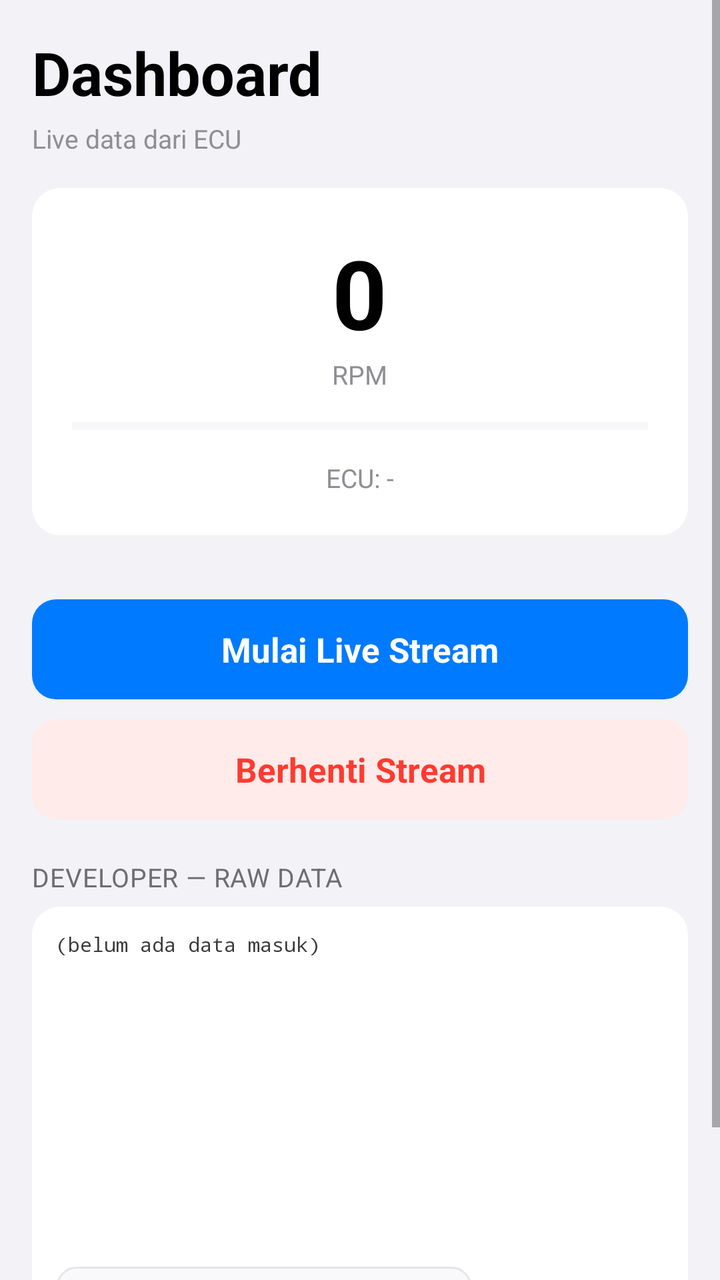
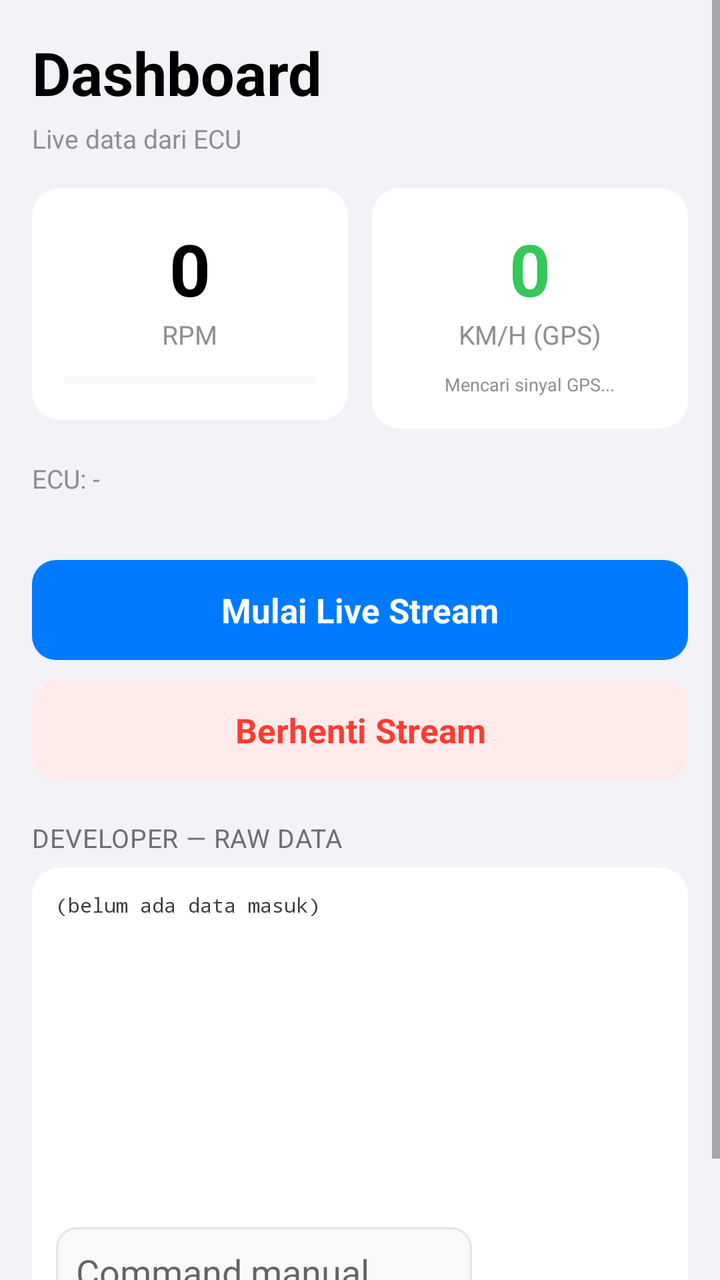

Before-and-after screenshots of an Android layout around one commit, followed by the original layout XML and the change that was made.
<!-- AndroidManifest.xml: application theme Theme.SimpleJukenTuner -->
<!-- res/layout/fragment_dashboard.xml -->
<?xml version="1.0" encoding="utf-8"?>
<ScrollView xmlns:android="http://schemas.android.com/apk/res/android"
    android:layout_width="match_parent"
    android:layout_height="match_parent"
    android:background="@color/ios_background">

<LinearLayout
    android:orientation="vertical"
    android:layout_width="match_parent"
    android:layout_height="wrap_content"
    android:padding="16dp">

    <TextView style="@style/IosLargeTitle" android:text="Dashboard" android:paddingBottom="4dp" />
    <TextView style="@style/IosCaption" android:text="Live data dari ECU" android:paddingBottom="16dp" />

    
    <LinearLayout
        android:layout_width="match_parent"
        android:layout_height="wrap_content"
        android:orientation="vertical"
        android:gravity="center"
        android:background="@drawable/bg_ios_card"
        android:padding="20dp"
        android:layout_marginBottom="16dp">

        <TextView
            android:id="@+id/rpmValue"
            android:layout_width="wrap_content"
            android:layout_height="wrap_content"
            android:text="0"
            android:textSize="48sp"
            android:textStyle="bold"
            android:textColor="@color/ios_label" />
        <TextView style="@style/IosCaption" android:text="RPM" android:paddingBottom="12dp" />

        <ProgressBar
            android:id="@+id/rpmGauge"
            style="?android:attr/progressBarStyleHorizontal"
            android:layout_width="match_parent"
            android:layout_height="10dp"
            android:max="12000"
            android:progress="0"
            android:progressTint="@color/ios_blue"
            android:progressBackgroundTint="@color/ios_separator" />

        <TextView
            android:id="@+id/identityText"
            style="@style/IosCaption"
            android:layout_marginTop="12dp"
            android:text="ECU: -" />
    </LinearLayout>

    
    <LinearLayout
        android:id="@+id/statGrid"
        android:layout_width="match_parent"
        android:layout_height="wrap_content"
        android:orientation="vertical"
        android:layout_marginBottom="16dp" />

    <Button
        android:id="@+id/startLiveButton"
        style="@style/IosButtonPrimary"
        android:text="Mulai Live Stream"
        android:layout_marginBottom="10dp" />

    <Button
        android:id="@+id/pollLiveButton"
        style="@style/IosButtonDestructive"
        android:text="Berhenti Stream"
        android:layout_marginBottom="20dp" />

    <TextView style="@style/IosSectionHeader" android:text="Developer — Raw Data" android:paddingBottom="6dp" />

    <LinearLayout
        android:layout_width="match_parent"
        android:layout_height="wrap_content"
        android:orientation="vertical"
        android:background="@drawable/bg_ios_card"
        android:padding="12dp">

        <ScrollView android:id="@+id/rawLogScroll" android:layout_width="match_parent" android:layout_height="160dp">
            <TextView
                android:id="@+id/rawLogText"
                android:layout_width="match_parent"
                android:layout_height="wrap_content"
                android:fontFamily="monospace"
                android:textSize="10sp"
                android:textColor="#3A3A3C"
                android:text="(belum ada data masuk)" />
        </ScrollView>

        <LinearLayout
            android:layout_width="match_parent"
            android:layout_height="wrap_content"
            android:orientation="horizontal"
            android:layout_marginTop="8dp">

            <EditText
                android:id="@+id/rawCommandInput"
                android:layout_width="0dp"
                android:layout_height="wrap_content"
                android:layout_weight="1"
                android:background="@drawable/bg_ios_inset"
                android:padding="10dp"
                android:hint="Command manual, mis. 160A" />

            <Button
                android:id="@+id/sendRawButton"
                android:layout_width="wrap_content"
                android:layout_height="wrap_content"
                android:layout_marginStart="8dp"
                android:text="Kirim"
                android:textColor="@color/ios_blue"
                android:background="@android:color/transparent" />
        </LinearLayout>
    </LinearLayout>

</LinearLayout>
</ScrollView>
<!-- resources referenced by this layout -->
<resources>
  <color name="ios_background">#F2F2F7</color>
  <color name="ios_blue">#007AFF</color>
  <color name="ios_label">#000000</color>
  <color name="ios_separator">#E5E5EA</color>
  <!-- drawable bg_ios_card (drawable) -->
  <?xml version="1.0" encoding="utf-8"?>
  <shape xmlns:android="http://schemas.android.com/apk/res/android" android:shape="rectangle">
      <solid android:color="@color/ios_card" />
      <corners android:radius="14dp" />
  </shape>
  <!-- drawable bg_ios_inset (drawable) -->
  <?xml version="1.0" encoding="utf-8"?>
  <shape xmlns:android="http://schemas.android.com/apk/res/android" android:shape="rectangle">
      <solid android:color="#F9F9FB" />
      <corners android:radius="10dp" />
      <stroke android:width="1dp" android:color="@color/ios_separator" />
  </shape>
  <style name="IosButtonPrimary">
          <item name="android:layout_width">match_parent</item>
          <item name="android:layout_height">50dp</item>
          <item name="android:background">@drawable/bg_ios_button_primary</item>
          <item name="android:textColor">#FFFFFF</item>
          <item name="android:textSize">17sp</item>
          <item name="android:textStyle">bold</item>
          <item name="android:textAllCaps">false</item>
          <item name="android:elevation">0dp</item>
          <item name="android:stateListAnimator">@null</item>
      </style>
  <style name="IosCaption">
          <item name="android:layout_width">wrap_content</item>
          <item name="android:layout_height">wrap_content</item>
          <item name="android:textSize">13sp</item>
          <item name="android:textColor">@color/ios_label_secondary</item>
      </style>
  <style name="IosLargeTitle">
          <item name="android:layout_width">wrap_content</item>
          <item name="android:layout_height">wrap_content</item>
          <item name="android:textSize">30sp</item>
          <item name="android:textStyle">bold</item>
          <item name="android:textColor">@color/ios_label</item>
      </style>
  <style name="IosSectionHeader">
          <item name="android:layout_width">wrap_content</item>
          <item name="android:layout_height">wrap_content</item>
          <item name="android:textSize">13sp</item>
          <item name="android:textAllCaps">true</item>
          <item name="android:textColor">@color/ios_grouped_header</item>
          <item name="android:letterSpacing">0.02</item>
      </style>
  <style name="Theme.SimpleJukenTuner" parent="Theme.MaterialComponents.Light.NoActionBar">
          <item name="android:windowBackground">@color/ios_background</item>
          <item name="android:statusBarColor">@color/ios_background</item>
          <item name="android:windowLightStatusBar">true</item>
          <item name="colorPrimary">@color/ios_blue</item>
          <item name="colorAccent">@color/ios_blue</item>
          <item name="android:fontFamily">sans-serif</item>
      </style>
  <color name="ios_card">#FFFFFF</color>
  <!-- drawable bg_ios_button_destructive (drawable) -->
  <?xml version="1.0" encoding="utf-8"?>
  <ripple xmlns:android="http://schemas.android.com/apk/res/android" android:color="#33000000">
      <item>
          <shape android:shape="rectangle">
              <solid android:color="#FFEBEA" />
              <corners android:radius="12dp" />
          </shape>
      </item>
  </ripple>
  <color name="ios_red">#FF3B30</color>
  <!-- drawable bg_ios_button_primary (drawable) -->
  <?xml version="1.0" encoding="utf-8"?>
  <ripple xmlns:android="http://schemas.android.com/apk/res/android" android:color="#33FFFFFF">
      <item>
          <shape android:shape="rectangle">
              <solid android:color="@color/ios_blue" />
              <corners android:radius="12dp" />
          </shape>
      </item>
  </ripple>
  <color name="ios_label_secondary">#8E8E93</color>
  <color name="ios_grouped_header">#6D6D72</color>
</resources>

<!-- the commit's change to res/layout/fragment_dashboard.xml (unified diff, before → after) -->
@@ -17,38 +17,74 @@
     <LinearLayout
         android:layout_width="match_parent"
         android:layout_height="wrap_content"
-        android:orientation="vertical"
-        android:gravity="center"
-        android:background="@drawable/bg_ios_card"
-        android:padding="20dp"
+        android:orientation="horizontal"
         android:layout_marginBottom="16dp">
 
-        <TextView
-            android:id="@+id/rpmValue"
-            android:layout_width="wrap_content"
+        <LinearLayout
+            android:layout_width="0dp"
+            android:layout_weight="1"
             android:layout_height="wrap_content"
-            android:text="0"
-            android:textSize="48sp"
-            android:textStyle="bold"
-            android:textColor="@color/ios_label" />
-        <TextView style="@style/IosCaption" android:text="RPM" android:paddingBottom="12dp" />
+            android:orientation="vertical"
+            android:gravity="center"
+            android:background="@drawable/bg_ios_card"
+            android:padding="16dp"
+            android:layout_marginEnd="6dp">
 
-        <ProgressBar
-            android:id="@+id/rpmGauge"
-            style="?android:attr/progressBarStyleHorizontal"
-            android:layout_width="match_parent"
-            android:layout_height="10dp"
-            android:max="12000"
-            android:progress="0"
-            android:progressTint="@color/ios_blue"
-            android:progressBackgroundTint="@color/ios_separator" />
+            <TextView
+                android:id="@+id/rpmValue"
+                android:layout_width="wrap_content"
+                android:layout_height="wrap_content"
+                android:text="0"
+                android:textSize="36sp"
+                android:textStyle="bold"
+                android:textColor="@color/ios_label" />
+            <TextView style="@style/IosCaption" android:text="RPM" android:paddingBottom="10dp" />
 
-        <TextView
-            android:id="@+id/identityText"
-            style="@style/IosCaption"
-            android:layout_marginTop="12dp"
-            android:text="ECU: -" />
+            <ProgressBar
+                android:id="@+id/rpmGauge"
+                style="?android:attr/progressBarStyleHorizontal"
+                android:layout_width="match_parent"
+                android:layout_height="8dp"
+                android:max="12000"
+                android:progress="0"
+                android:progressTint="@color/ios_blue"
+                android:progressBackgroundTint="@color/ios_separator" />
+        </LinearLayout>
+
+        <LinearLayout
+            android:layout_width="0dp"
+            android:layout_weight="1"
+            android:layout_height="wrap_content"
+            android:orientation="vertical"
+            android:gravity="center"
+            android:background="@drawable/bg_ios_card"
+            android:padding="16dp"
+            android:layout_marginStart="6dp">
+
+            <TextView
+                android:id="@+id/speedValue"
+                android:layout_width="wrap_content"
+                android:layout_height="wrap_content"
+                android:text="0"
+                android:textSize="36sp"
+                android:textStyle="bold"
+                android:textColor="@color/ios_green" />
+            <TextView style="@style/IosCaption" android:text="KM/H (GPS)" android:paddingBottom="10dp" />
+
+            <TextView
+                android:id="@+id/gpsStatusText"
+                style="@style/IosCaption"
+                android:text="Mencari sinyal GPS..."
+                android:textSize="9sp" />
+        </LinearLayout>
     </LinearLayout>
+
+    <TextView
+        android:id="@+id/identityText"
+        style="@style/IosCaption"
+        android:gravity="center"
+        android:layout_marginBottom="16dp"
+        android:text="ECU: -" />
 
     
     <LinearLayout
<!-- resource entries referenced after the edit -->
@@ -2,6 +2,7 @@
 <resources>
   <color name="ios_background">#F2F2F7</color>
   <color name="ios_blue">#007AFF</color>
+  <color name="ios_green">#34C759</color>
   <color name="ios_label">#000000</color>
   <color name="ios_separator">#E5E5EA</color>
   <!-- drawable bg_ios_card (drawable) -->
